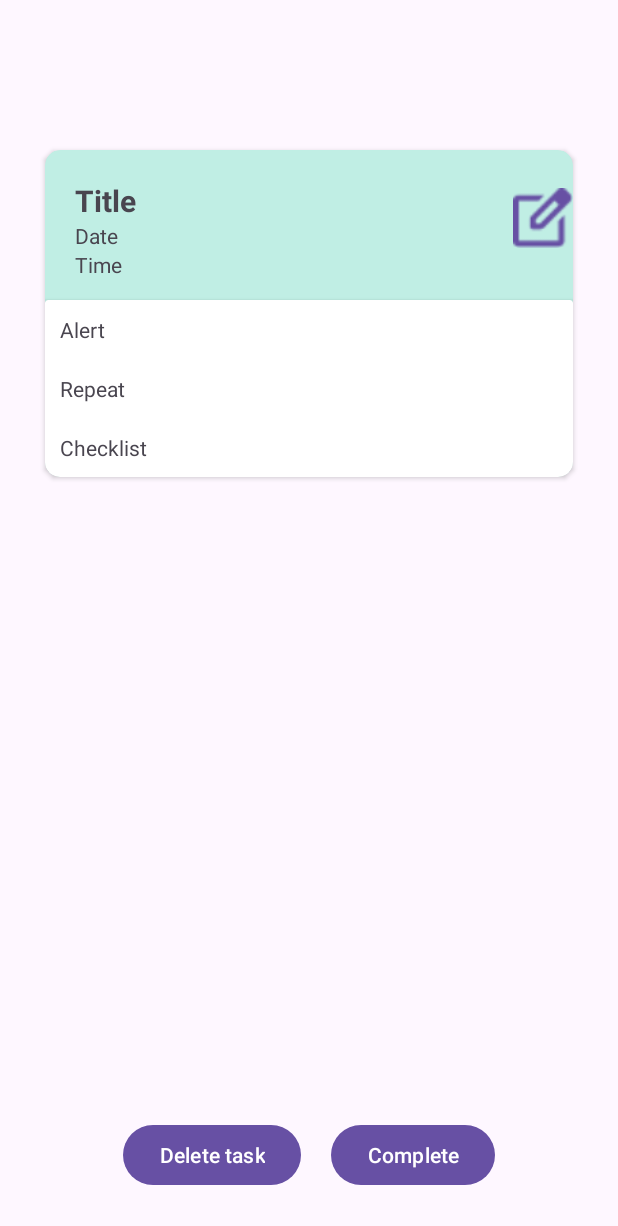
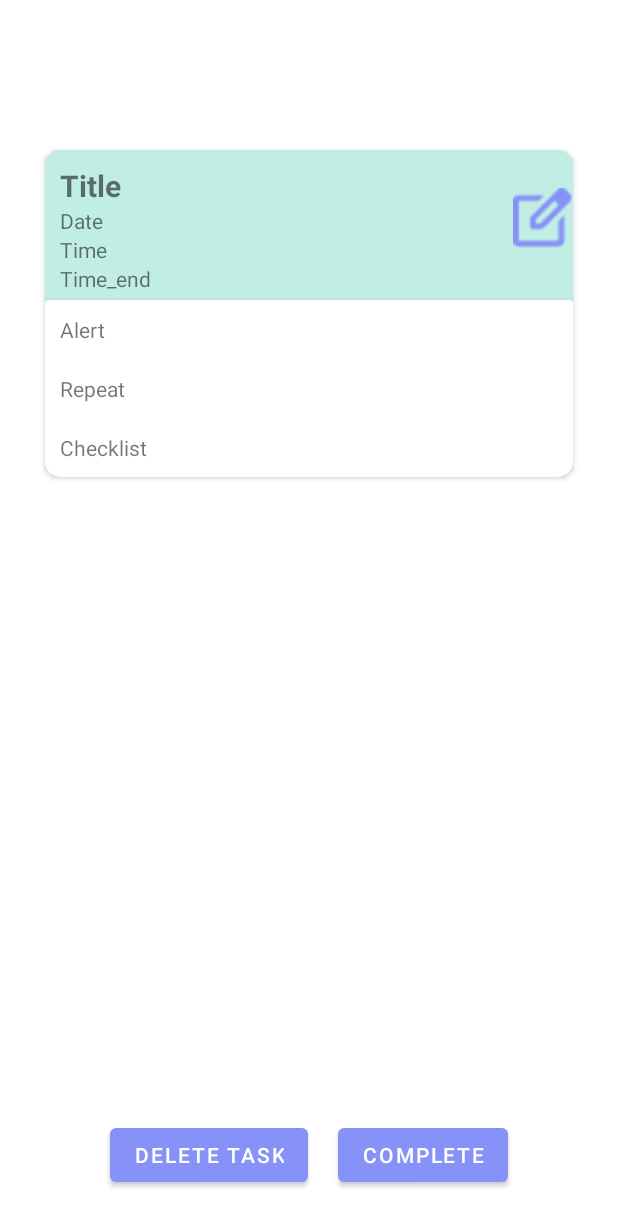
Before and after one commit to Phuc1206/uis, an Android app: the DetailTaskActivity screen opened directly, with no data from a screen before it, on a phone screen of 412 x 824 dp. Shown: the top 1226 px of the screen. Run offline under Robolectric (Android 15) with nearby library versions, the phone set to English and light mode, and no system bars.

Commit message:
time project

```diff
--- a/app/src/main/java/com/example/timemanagement/DetailTaskActivity.java
+++ b/app/src/main/java/com/example/timemanagement/DetailTaskActivity.java
@@ -19,7 +19,7 @@ import java.time.LocalTime;
 import java.util.Date;
 
 public class DetailTaskActivity extends AppCompatActivity {
-    TextView tvTitle,tvDate,tvTime;
+    TextView tvTitle,tvDate,tvTime,tvTimeEnd;
     Button btnchange;
     Button btnSave,btndel;
     Task selectedTask;
@@ -76,6 +76,7 @@ public class DetailTaskActivity extends AppCompatActivity {
             tvTitle.setText(selectedTask.getTitle());
             tvTime.setText(selectedTask.getTime().toString());
             tvDate.setText(selectedTask.getDate().toString());
+            tvTimeEnd.setText(selectedTask.getTime_end().toString());
         }
     }
 
@@ -87,5 +88,6 @@ public class DetailTaskActivity extends AppCompatActivity {
         btndel =findViewById(R.id.btnDeleteTask);
         btnSave = findViewById(R.id.btnComplete);
         edtTitle = findViewById(R.id.edtDetailTitle);
+        tvTimeEnd = findViewById(R.id.tvDetailTimeEmd);
     }
 }
--- a/app/src/main/java/com/example/timemanagement/signinActivity.java
+++ b/app/src/main/java/com/example/timemanagement/signinActivity.java
@@ -84,7 +84,7 @@ public class signinActivity extends AppCompatActivity {
             public void onComplete(@NonNull Task<AuthResult> task) {
                 if (task.isSuccessful()){
                     Toast.makeText(signinActivity.this,"You login successful", Toast.LENGTH_SHORT).show();
-                    Intent intent =new Intent(signinActivity.this, MainActivity.class);
+                    Intent intent =new Intent(signinActivity.this, WeekViewActivity.class);
                     intent.setFlags(intent.FLAG_ACTIVITY_CLEAR_TOP);
                     startActivity(intent);
                 }else {
--- a/app/src/main/res/layout/activity_detail_task.xml
+++ b/app/src/main/res/layout/activity_detail_task.xml
@@ -17,7 +17,7 @@
     <LinearLayout
         android:layout_width="match_parent"
         android:layout_height="match_parent"
-        android:padding="20dp"
+        android:padding="10dp"
         android:orientation="vertical">
         <TextView
             android:layout_width="wrap_content"
@@ -43,6 +43,11 @@
             android:layout_height="wrap_content"
             android:id="@+id/tvDetailTime"
             android:text="Time"/>
+        <TextView
+            android:layout_width="wrap_content"
+            android:layout_height="wrap_content"
+            android:text="Time_end"
+            android:id="@+id/tvDetailTimeEmd"/>
 
     </LinearLayout>
 
--- a/app/src/main/res/layout/activity_week_view.xml
+++ b/app/src/main/res/layout/activity_week_view.xml
@@ -144,5 +144,4 @@
         android:background="@android:color/transparent"
         android:onClick="newTaskAction"
         android:drawableLeft="@drawable/btnnewtask" />
-
 </LinearLayout>
--- a/app/src/main/res/values/colors.xml
+++ b/app/src/main/res/values/colors.xml
@@ -9,4 +9,7 @@
     <color name="colorTaskColor2">#FDBE3B</color>
     <color name="colorTaskColor3">#FF4842</color>
     <color name="colorTaskColor4">#3A52Fc</color>
+    <color name="lavender">#8692f7</color>
+    <color name="teal_200">#FF03DAC5</color>
+    <color name="teal_700">#FF018786</color>
 </resources>
--- a/app/src/main/res/values/strings.xml
+++ b/app/src/main/res/values/strings.xml
@@ -7,5 +7,7 @@
     <string name="getstarted_signin">Sign In</string>
     <string name="getstarted_signup">Sign Up</string>
     <string name="welcome_text2">By continuing with the services above, you agree to Tomely Terms of Service and Privacy Policy</string>
+    <!-- TODO: Remove or change this placeholder text -->
+    <string name="hello_blank_fragment">Hello blank fragment</string>
 
 </resources>
--- a/app/src/main/res/values/themes.xml
+++ b/app/src/main/res/values/themes.xml
@@ -1,8 +1,19 @@
 <resources xmlns:tools="http://schemas.android.com/tools">
     <!-- Base application theme. -->
-    <style name="Base.Theme.TimeManagement" parent="Theme.Material3.DayNight.NoActionBar">
+    <style name="Base.Theme.TimeManagement" parent="Theme.MaterialComponents.DayNight.NoActionBar">
         <!-- Customize your light theme here. -->
         <!-- <item name="colorPrimary">@color/my_light_primary</item> -->
+        <!-- Primary brand color. -->
+        <item name="colorPrimary">@color/lavender</item>
+        <item name="colorPrimaryVariant">@color/lavender</item>
+        <item name="colorOnPrimary">@color/white</item>
+        <!-- Secondary brand color. -->
+        <item name="colorSecondary">@color/teal_200</item>
+        <item name="colorSecondaryVariant">@color/teal_700</item>
+        <item name="colorOnSecondary">@color/black</item>
+        <!-- Status bar color. -->
+        <item name="android:statusBarColor">?attr/colorPrimaryVariant</item>
+        <!-- Customize your theme here. -->
     </style>
 
     <style name="Theme.TimeManagement" parent="Base.Theme.TimeManagement" />
```
Also changed, not shown: app/src/main/java/com/example/timemanagement/SQLiteManager.java (+6 -1 lines), app/src/main/java/com/example/timemanagement/Task.java (+13 -3 lines), app/src/main/java/com/example/timemanagement/TaskAdapter.java (+10 -2 lines), app/src/main/java/com/example/timemanagement/TaskEditActivity.java (+17 -2 lines).
